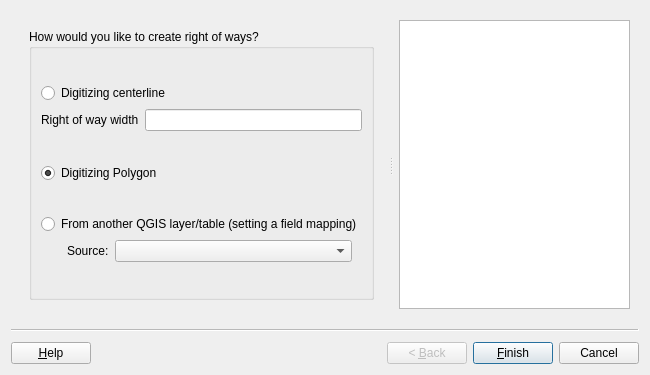
This is asistente_ladm_col/ui/wiz_create_right_of_way_cadastre.ui in SwissTierrasColombia/Asistente-LADM-COL as Qt 5 draws it before an edit. The edited form follows.
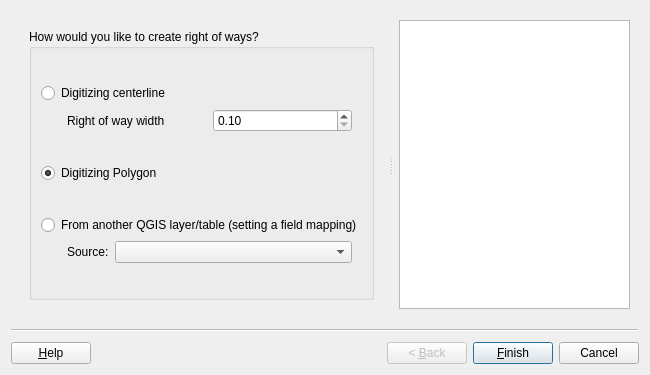
This is the edited form. Custom widgets are drawn as their Qt base class.

Commit message: Change width line edit to doublespinbox

Patch:
```diff
--- a/asistente_ladm_col/ui/wiz_create_right_of_way_cadastre.ui
+++ b/asistente_ladm_col/ui/wiz_create_right_of_way_cadastre.ui
@@ -67,7 +67,7 @@
            <string>How would you like to create right of ways?</string>
           </property>
           <layout class="QGridLayout" name="gridLayout_3">
-           <item row="10" column="0">
+           <item row="11" column="0">
             <layout class="QHBoxLayout" name="horizontalLayout_3">
              <property name="leftMargin">
               <number>26</number>
@@ -102,10 +102,10 @@
                  <height>16777215</height>
                 </size>
                </property>
-               <property name="allowEmptyLayer" stdset="0">
+               <property name="allowEmptyLayer">
                 <bool>true</bool>
                </property>
-               <property name="showCrs" stdset="0">
+               <property name="showCrs">
                 <bool>false</bool>
                </property>
               </widget>
@@ -125,7 +125,7 @@
              </property>
             </spacer>
            </item>
-           <item row="9" column="0">
+           <item row="10" column="0">
             <widget class="QRadioButton" name="rad_refactor">
              <property name="enabled">
               <bool>true</bool>
@@ -135,7 +135,7 @@
              </property>
             </widget>
            </item>
-           <item row="6" column="0">
+           <item row="7" column="0">
             <spacer name="verticalSpacer_2">
              <property name="orientation">
               <enum>Qt::Vertical</enum>
@@ -148,7 +148,7 @@
              </property>
             </spacer>
            </item>
-           <item row="11" column="0">
+           <item row="12" column="0">
             <spacer name="verticalSpacer_3">
              <property name="orientation">
               <enum>Qt::Vertical</enum>
@@ -161,7 +161,7 @@
              </property>
             </spacer>
            </item>
-           <item row="8" column="0">
+           <item row="9" column="0">
             <spacer name="verticalSpacer_4">
              <property name="orientation">
               <enum>Qt::Vertical</enum>
@@ -174,20 +174,6 @@
              </property>
             </spacer>
            </item>
-           <item row="3" column="0">
-            <layout class="QHBoxLayout" name="horizontalLayout">
-             <item>
-              <widget class="QLabel" name="lbl_width">
-               <property name="text">
-                <string>Right of way width</string>
-               </property>
-              </widget>
-             </item>
-             <item>
-              <widget class="QLineEdit" name="width_line_edit"/>
-             </item>
-            </layout>
-           </item>
            <item row="1" column="0">
             <widget class="QRadioButton" name="rad_digitizing_line">
              <property name="text">
@@ -195,7 +181,7 @@
              </property>
             </widget>
            </item>
-           <item row="7" column="0">
+           <item row="8" column="0">
             <widget class="QRadioButton" name="rad_digitizing">
              <property name="text">
               <string>Digitizing Polygon</string>
@@ -205,6 +191,33 @@
              </property>
             </widget>
            </item>
+           <item row="6" column="0">
+            <layout class="QHBoxLayout" name="horizontalLayout">
+             <property name="leftMargin">
+              <number>26</number>
+             </property>
+             <property name="rightMargin">
+              <number>10</number>
+             </property>
+             <item>
+              <widget class="QLabel" name="lbl_width">
+               <property name="text">
+                <string>Right of way width</string>
+               </property>
+              </widget>
+             </item>
+             <item>
+              <widget class="QDoubleSpinBox" name="width_line_edit">
+               <property name="minimum">
+                <double>0.100000000000000</double>
+               </property>
+               <property name="maximum">
+                <double>10000.000000000000000</double>
+               </property>
+              </widget>
+             </item>
+            </layout>
+           </item>
           </layout>
          </widget>
         </item>
```
The commit also changes 1 other file.
